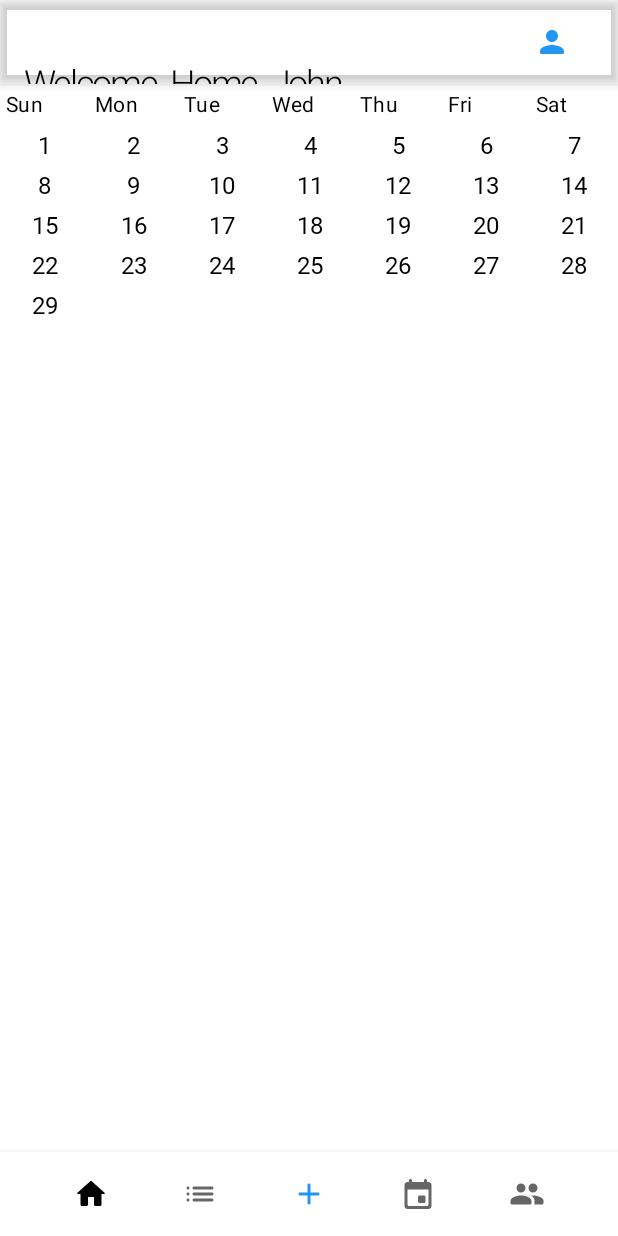
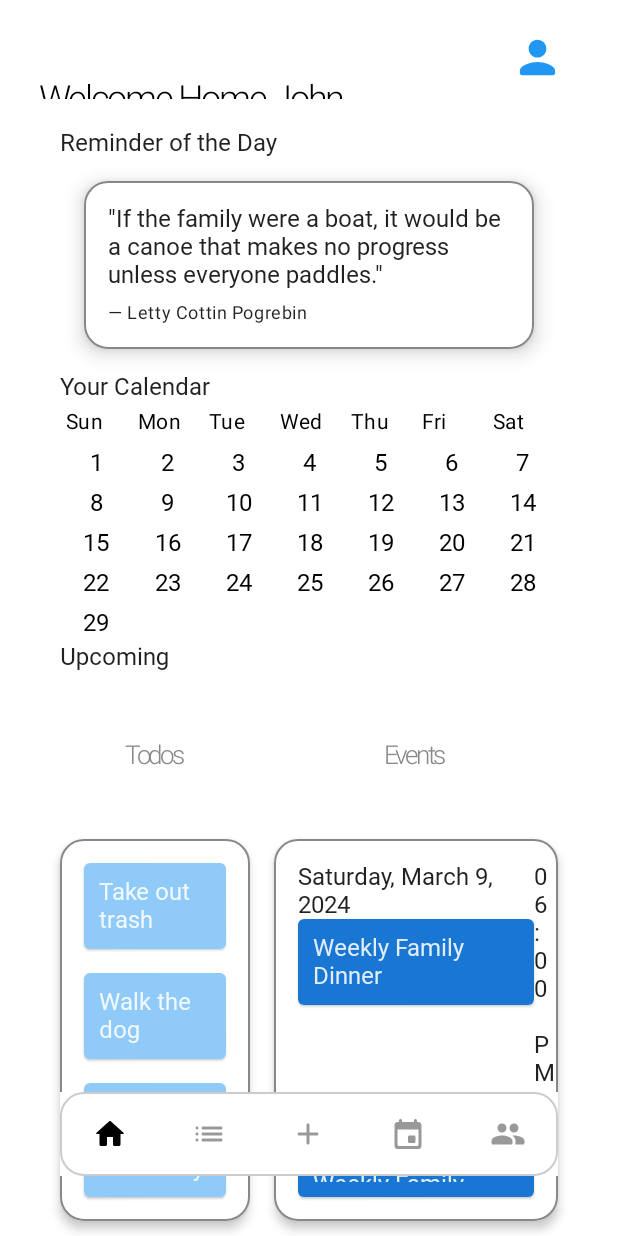
Before and after one commit to MN-Coding/OnlyTheFam, an Android app built with Jetpack Compose: the screen it shows after launch (MainActivity), on a phone screen of 412 x 824 dp. Run offline under Robolectric (Android 15) with nearby library versions, the phone set to English and light mode, and no system bars; our stand-ins replace Firebase (no records; nobody signed in at launch, a user with empty details on screens opened directly); Roboto replaces fonts that are not available here.

Commit message:
Added homepage features based on UI diagram (mock) and set up navigation between pages

```diff
--- a/app/build.gradle
+++ b/app/build.gradle
@@ -57,6 +57,7 @@ dependencies {
     implementation 'androidx.compose.material:material:1.1.1'
     implementation "androidx.compose.material:material-icons-extended:1.0.0"
     implementation 'com.google.firebase:firebase-firestore-ktx:24.0.2'
+    implementation "androidx.navigation:navigation-compose:2.4.0"
     testImplementation 'junit:junit:4.13.2'
     androidTestImplementation 'androidx.test.ext:junit:1.1.5'
     androidTestImplementation 'androidx.test.espresso:espresso-core:3.5.1'
--- /dev/null
+++ b/app/src/main/java/com/example/onlythefam/App.kt
@@ -0,0 +1,129 @@
+package com.example.onlythefam
+
+import android.os.Build
+import androidx.annotation.RequiresApi
+import androidx.compose.foundation.BorderStroke
+import androidx.compose.foundation.border
+import androidx.compose.foundation.layout.padding
+import androidx.compose.foundation.shape.RoundedCornerShape
+import androidx.compose.material.*
+import androidx.compose.material.icons.Icons
+import androidx.compose.material.icons.rounded.*
+import androidx.compose.runtime.Composable
+import androidx.compose.runtime.getValue
+import androidx.compose.ui.Modifier
+import androidx.compose.ui.draw.shadow
+import androidx.compose.ui.graphics.Color
+import androidx.compose.ui.graphics.vector.ImageVector
+import androidx.compose.ui.unit.dp
+import androidx.navigation.NavController
+import androidx.navigation.NavHostController
+import androidx.navigation.compose.NavHost
+import androidx.navigation.compose.composable
+import androidx.navigation.compose.currentBackStackEntryAsState
+import androidx.navigation.compose.rememberNavController
+import com.example.onlythefam.ui.theme.Blue500
+
+@Composable
+fun Todos() {
+    Text("Todos")
+}
+
+@Composable
+fun Events() {
+    Text("Events")
+}
+
+@Composable
+fun Family() {
+    Text("Family")
+}
+
+@Composable
+fun Add() {
+    Text("Add")
+}
+
+sealed class BottomNavItem(val screen_route: String, val icon: ImageVector, val title: String) {
+    object Home : BottomNavItem("home", Icons.Rounded.Home, "Home")
+    object Todos : BottomNavItem("todos", Icons.Rounded.List, "Todos")
+    object Add : BottomNavItem("add", Icons.Rounded.Add, "Add")
+    object Events : BottomNavItem("events", Icons.Rounded.Event, "Events")
+    object Family : BottomNavItem("family", Icons.Rounded.Group, "Family")
+}
+
+
+@RequiresApi(Build.VERSION_CODES.O)
+@Composable
+fun NavigationGraph(navController: NavHostController) {
+    NavHost(navController, startDestination = BottomNavItem.Home.screen_route) {
+        composable(BottomNavItem.Home.screen_route) {
+            HomePage()
+        }
+        composable(BottomNavItem.Todos.screen_route) {
+            Todos()
+        }
+        composable(BottomNavItem.Add.screen_route) {
+            Add()
+        }
+        composable(BottomNavItem.Events.screen_route) {
+            Events()
+        }
+        composable(BottomNavItem.Family.screen_route) {
+            Family()
+        }
+    }
+}
+
+@Composable
+fun BottomNavigation(navController: NavController) {
+    val items = listOf(
+        BottomNavItem.Home,
+        BottomNavItem.Todos,
+        BottomNavItem.Add,
+        BottomNavItem.Events,
+        BottomNavItem.Family
+    )
+    BottomNavigation(
+        backgroundColor = MaterialTheme.colors.background,
+        modifier = Modifier
+            .padding(start = 40.dp, end = 40.dp, bottom = 40.dp)
+            .border(BorderStroke(1.dp, Color.LightGray), RoundedCornerShape(16.dp)),
+        elevation = 0.dp
+    ) {
+        val navBackStackEntry by navController.currentBackStackEntryAsState()
+        val currentRoute = navBackStackEntry?.destination?.route
+        items.forEach { item ->
+            BottomNavigationItem(
+                icon = { Icon(item.icon, item.title)},
+                selectedContentColor = Color.Black,
+                unselectedContentColor = Color.Black.copy(0.4f),
+                alwaysShowLabel = false,
+                selected = currentRoute == item.screen_route,
+                onClick = {
+                    navController.navigate(item.screen_route) {
+
+                        navController.graph.startDestinationRoute?.let { screen_route ->
+                            popUpTo(screen_route) {
+                                saveState = true
+                            }
+                        }
+                        launchSingleTop = true
+                        restoreState = true
+                    }
+                }
+            )
+        }
+    }
+}
+
+@RequiresApi(Build.VERSION_CODES.O)
+@Composable
+fun App() {
+    val navController = rememberNavController()
+    Scaffold(
+        bottomBar = { BottomNavigation(navController = navController) }
+    ) {
+        NavigationGraph(navController = navController)
+    }
+}
--- a/app/src/main/java/com/example/onlythefam/Header.kt
+++ b/app/src/main/java/com/example/onlythefam/Header.kt
@@ -3,7 +3,9 @@ package com.example.onlythefam
 import android.content.ContentValues.TAG
 import android.util.Log
 import androidx.compose.foundation.layout.Box
+import androidx.compose.foundation.layout.aspectRatio
 import androidx.compose.foundation.layout.padding
+import androidx.compose.foundation.layout.size
 import androidx.compose.material.*
 import androidx.compose.material.icons.Icons
 import androidx.compose.material.icons.rounded.Person
@@ -16,6 +18,7 @@ import androidx.compose.ui.input.nestedscroll.nestedScroll
 import androidx.compose.ui.res.painterResource
 import androidx.compose.ui.res.stringResource
 import androidx.compose.ui.res.vectorResource
+import androidx.compose.ui.text.font.FontWeight
 import androidx.compose.ui.unit.dp
 import androidx.compose.ui.unit.sp
 import com.example.onlythefam.ui.theme.Blue500
@@ -24,12 +27,15 @@ import com.example.onlythefam.ui.theme.Blue500
 fun Header() {
     val name = "John"
     TopAppBar(
+        modifier = Modifier
+            .padding(10.dp, 10.dp),
+        elevation = 0.dp,
         title = {
             Text(
-                text = "Welcome  Home  $name",
+                text = "Welcome Home $name",
                 style = MaterialTheme.typography.h1,
                 fontSize = 24.sp,
-                color = Color.Black
+                color = Color.Black,
             )
         },
         actions = {
@@ -43,7 +49,10 @@ fun Header() {
                     Icon(
                         Icons.Rounded.Person,
                         contentDescription = "icon",
-                        tint = Blue500
+                        tint = Blue500,
+                        modifier = Modifier
+                            .size(35.dp)
+                            .aspectRatio(1f)
                     )
                 }
             }
--- a/app/src/main/java/com/example/onlythefam/Homepage.kt
+++ b/app/src/main/java/com/example/onlythefam/Homepage.kt
@@ -1,6 +1,7 @@
 package com.example.onlythefam
 import android.os.Build
 import androidx.annotation.RequiresApi
+import androidx.compose.foundation.BorderStroke
 import androidx.compose.foundation.Image
 import androidx.compose.foundation.layout.*
 import androidx.compose.ui.Alignment
@@ -9,20 +10,67 @@ import androidx.compose.ui.res.stringResource
 import androidx.compose.ui.unit.dp
 import androidx.compose.ui.unit.sp
 import androidx.compose.foundation.layout.fillMaxSize
+import androidx.compose.foundation.shape.RoundedCornerShape
 import androidx.compose.material.*
 import androidx.compose.runtime.Composable
 import androidx.compose.ui.Modifier
 import androidx.compose.ui.res.painterResource
+import androidx.compose.ui.text.font.FontWeight
 import java.time.YearMonth
 
 @RequiresApi(Build.VERSION_CODES.O)
 @Composable
-fun HomePage(onButtonClick: () -> Unit) {
+fun HomePage() {
     val name = "John";
     Scaffold(
         topBar = { Header() },
-        content = { Calendar(YearMonth.now(), {})},
-        bottomBar = { MenuBar()}
-    )
+    ) {
+        Column(
+            modifier = Modifier
+                .padding(40.dp, 10.dp)
+        ) {
+            FamilyReminderCard()
+            Text("Your Calendar", fontWeight= FontWeight.Bold)
+            Calendar(YearMonth.now(), {})
+            Text("Upcoming", fontWeight= FontWeight.Bold)
+            Row(
+                horizontalArrangement = Arrangement.Center,
+                modifier = Modifier
+//                    .padding(10.dp)
+                    .fillMaxWidth()
+            ) {
+                PreviewCard(modifier = Modifier.weight(2f), "Todos")
+                Spacer(modifier = Modifier.width(16.dp))
+                PreviewCard(modifier = Modifier.weight(3f), "Events")
+            }
+        }
+    }
+}
 
+@Composable
+fun FamilyReminderCard() {
+    Text("Reminder of the Day", fontWeight= FontWeight.Bold)
+    Card(
+        modifier = Modifier
+            .padding(16.dp)
+            .fillMaxWidth(),
+        backgroundColor = MaterialTheme.colors.surface,
+        shape = RoundedCornerShape(16.dp),
+        elevation = 8.dp,
+        border = BorderStroke(1.dp, Color.Gray)
+    ) {
+        Column(
+            modifier = Modifier.padding(16.dp)
+        ) {
+            Text(
+                text = "\"If the family were a boat, it would be a canoe that makes no progress unless everyone paddles.\"",
+                style = MaterialTheme.typography.body1,
+                modifier = Modifier.padding(bottom = 8.dp)
+            )
+            Text(
+                text = "— Letty Cottin Pogrebin",
+                style = MaterialTheme.typography.caption
+            )
+        }
+    }
 }
--- a/app/src/main/java/com/example/onlythefam/MainActivity.kt
+++ b/app/src/main/java/com/example/onlythefam/MainActivity.kt
@@ -8,7 +8,6 @@ import androidx.activity.compose.setContent
 import androidx.compose.foundation.layout.fillMaxSize
 import androidx.compose.material.MaterialTheme
 import androidx.compose.material.Surface
-import androidx.compose.material.Text
 import androidx.compose.runtime.Composable
 import androidx.compose.ui.Modifier
 import androidx.compose.ui.tooling.preview.Preview
@@ -30,35 +29,16 @@ class MainActivity : ComponentActivity() {
                     modifier = Modifier.fillMaxSize(),
                     color = MaterialTheme.colors.background
                 ) {
-                    HomePage(onButtonClick = {
-                        Log.w(TAG,"clicked")
-                    })
+                    App()
                 }
             }
         }
     }
 }
 
-@Composable
-fun Greeting(name: String) {
-    Text(text = "Hello $name!")
-    val db = Firebase.firestore
-//    Log.w(TAG, "Hello")
-//    db.collection("users").get()
-//        .addOnSuccessListener { result ->
-//            for (document in result) {
-//                Log.d(TAG, "${document.id} => ${document.data}")
-//            }
-//        }
-//        .addOnFailureListener { exception ->
-//            Log.w(TAG, "Error getting documents.", exception)
-//        }
-}
-
 @Preview(showBackground = true)
 @Composable
 fun DefaultPreview() {
     OnlyTheFamTheme {
-        Greeting("Android")
     }
 }
--- /dev/null
+++ b/app/src/main/java/com/example/onlythefam/PreviewCard.kt
@@ -0,0 +1,159 @@
+package com.example.onlythefam
+
+import android.os.Build
+import androidx.annotation.RequiresApi
+import androidx.compose.foundation.BorderStroke
+import androidx.compose.foundation.layout.*
+import androidx.compose.foundation.shape.RoundedCornerShape
+import androidx.compose.material.Card
+import androidx.compose.material.Icon
+import androidx.compose.material.MaterialTheme
+import androidx.compose.material.Text
+import androidx.compose.material.icons.Icons
+import androidx.compose.material.icons.rounded.Timer
+import androidx.compose.runtime.Composable
+import androidx.compose.ui.Alignment
+import androidx.compose.ui.Modifier
+import androidx.compose.ui.graphics.Color
+import androidx.compose.ui.text.font.FontStyle
+import androidx.compose.ui.text.font.FontWeight
+import androidx.compose.ui.unit.dp
+import androidx.compose.ui.unit.sp
+import com.example.onlythefam.ui.theme.Blue200
+import com.example.onlythefam.ui.theme.Blue500
+import com.example.onlythefam.ui.theme.Blue700
+import java.time.LocalDate
+import java.time.LocalDateTime
+import java.time.Month
+import java.time.format.DateTimeFormatter
+import java.time.format.TextStyle
+import java.util.*
+
+//temporary data
+data class EventPreview(val name: String, val date: LocalDateTime)
+data class TodoPreview(val name: String)
+
+val temp_todos = listOf(
+    TodoPreview("Take out trash"),
+    TodoPreview("Walk the dog"),
+    TodoPreview("Buy grandma a birthday present")
+)
+
+@RequiresApi(Build.VERSION_CODES.O)
+val temp_events = listOf(
+    EventPreview("Weekly Family Dinner", LocalDateTime.of(2024, Month.MARCH, 9, 18, 0)),
+    EventPreview("Weekly Family Dinner", LocalDateTime.of(2024, Month.MARCH, 16, 18, 0)),
+    EventPreview("Grandma's 91st Birthday", LocalDateTime.of(2024, Month.MARCH, 16, 20, 0))
+)
+
+
+@RequiresApi(Build.VERSION_CODES.O)
+@Composable
+fun PreviewCard(modifier: Modifier = Modifier, title: String) {
+    Column(
+        modifier = modifier,
+        horizontalAlignment = Alignment.CenterHorizontally
+    ) {
+        Text(title,
+            style = MaterialTheme.typography.h1,
+            fontSize = 17.sp,
+            color = Color.Gray
+        )
+        Card(
+            modifier = Modifier
+                .fillMaxWidth(),
+            backgroundColor = MaterialTheme.colors.surface,
+            shape = RoundedCornerShape(16.dp),
+            elevation = 4.dp,
+            border = BorderStroke(1.dp, Color.Gray)
+        ) {
+            Column(
+                modifier = Modifier.padding(16.dp)
+            ) {
+                if (title == "Events") {
+                    temp_events.map {e -> EventItem(e)}
+                } else {
+                    temp_todos.map {t -> TodoItem(t)}
+                }
+            }
+        }
+    }
+}
+
+@Composable
+fun TodoItem(t: TodoPreview) {
+    Card(
+        backgroundColor = Blue200,
+        contentColor = Color.White,
+        ) {
+            Text(
+                text = t.name,
+                style = MaterialTheme.typography.body1,
+                modifier = Modifier.padding(10.dp, 10.dp)
+            )
+        }
+    Spacer(modifier = Modifier.height(16.dp))
+}
+
+@RequiresApi(Build.VERSION_CODES.O)
+fun formatDate(date: LocalDateTime): String {
+    val dayOfWeek = date.dayOfWeek.getDisplayName(TextStyle.FULL, Locale.getDefault())
+    val dayOfMonth = date.dayOfMonth
+    val month = date.month
+    val year = date.year
+
+    val monthNames = mapOf(
+        1 to "January",
+        2 to "February",
+        3 to "March",
+        4 to "April",
+        5 to "May",
+        6 to "June",
+        7 to "July",
+        8 to "August",
+        9 to "September",
+        10 to "October",
+        11 to "November",
+        12 to "December"
+    )
+
+    val monthName = monthNames[month.value]
+
+    return "$dayOfWeek, $monthName $dayOfMonth, $year"
+}
+
+@RequiresApi(Build.VERSION_CODES.O)
+fun formatTime12Hour(localDateTime: LocalDateTime): String {
+    val formatter = DateTimeFormatter.ofPattern("hh:mm a")
+    return localDateTime.format(formatter)
+}
+
+@RequiresApi(Build.VERSION_CODES.O)
+@Composable
+fun EventItem(e: EventPreview) {
+    Row() {
+        Column() {
+            Text(formatDate(e.date))
+            Card(
+                backgroundColor = Blue700,
+                contentColor = Color.White,
+                modifier = Modifier
+            ) {
+                Text(
+                    text = e.name,
+                    style = MaterialTheme.typography.body1,
+                    modifier = Modifier
+                        .padding(10.dp, 10.dp)
+                )
+            }
+        }
+        Row(
+            modifier = Modifier.weight(1f),
+            horizontalArrangement = Arrangement.End
+        ) {
+            Icon(Icons.Rounded.Timer, null)
+            Text(formatTime12Hour(e.date))
+        }
+    }
+    Spacer(modifier = Modifier.height(8.dp))
+}
```
